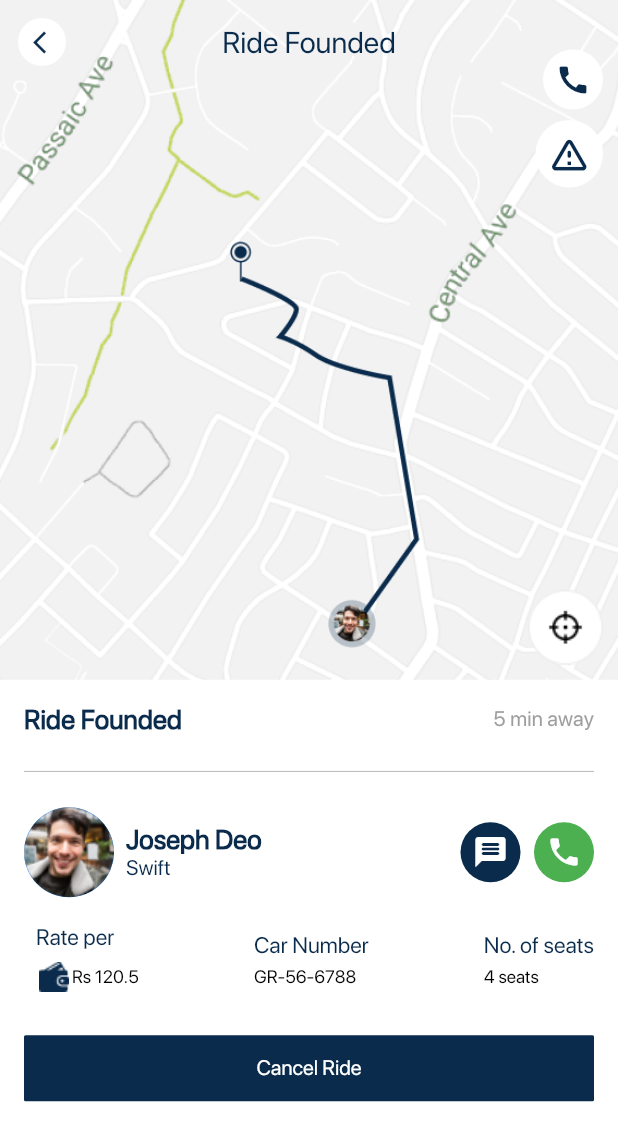
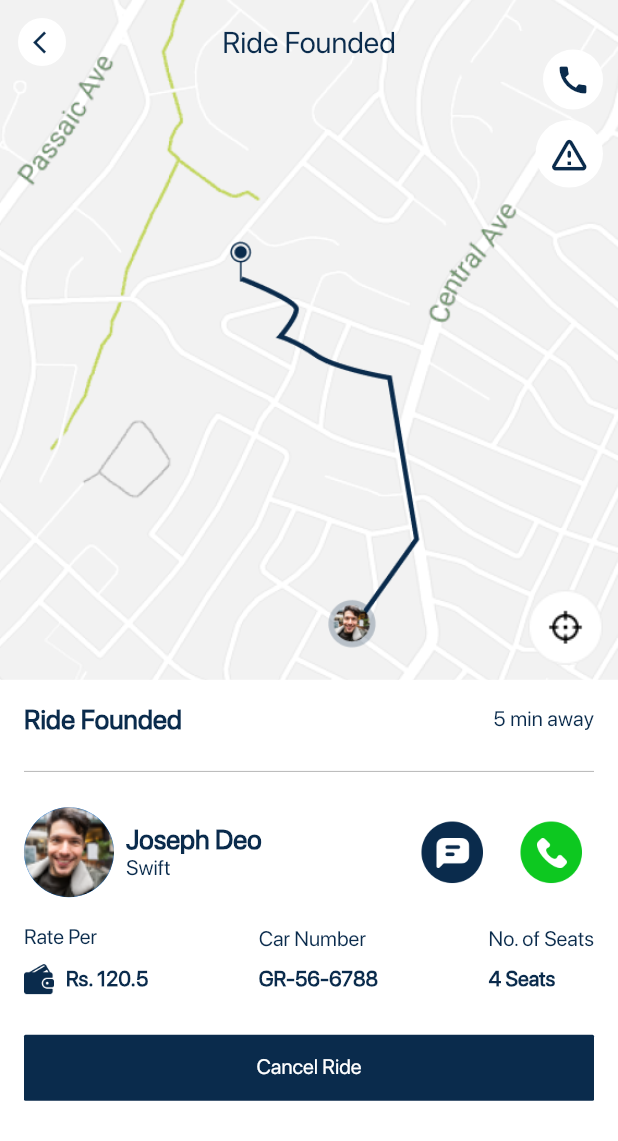
Before and after one commit to Rayarmohan/Taxi-Passinger-App, a Flutter app: the RideConfirmationPage screen opened by its route, after a tap on "Track Order", on a phone screen of 412 x 824 dp. Shown: the top 1141 px of the screen. Run offline on Flutter 3.47's test engine with Material 3 defaults, Android fonts, the phone set to English and light mode, and no system bars; our stand-ins replace dotted_border, flutter_rating_bar, flutter_screenutil, flutter_svg, get.

Commit message:
Bug fixed Ride Founded and Ride Confirmation

```diff
--- a/lib/features/ride/ride_confirmation.dart
+++ b/lib/features/ride/ride_confirmation.dart
@@ -1,9 +1,7 @@
 import 'package:flutter/material.dart';
 import 'package:flutter_screenutil/flutter_screenutil.dart';
 import 'package:get/get.dart';
-import 'package:get/get_core/src/get_main.dart';
 import 'package:taxi_passenger_app/features/Ride/ride_flow_static.dart';
-import 'package:taxi_passenger_app/features/ride/ride_founded.dart';
 import '../../utils/color/app_colors.dart';
 import '../../widgets/custom_app_bar.dart';
 import '../../widgets/custom_button.dart';
@@ -19,9 +17,9 @@ class RideConfirmationPage extends StatelessWidget {
         preferredSize: Size.fromHeight(80.0),
         child: Column(
           children: [
-            SizedBox(height: 20.0),
+            const SizedBox(height: 20.0),
             CustomAppBar(
-              title: Text(
+              title: const Text(
                 "",
               ),
               leading: const Padding(
@@ -65,18 +63,18 @@ class RideConfirmationPage extends StatelessWidget {
                         .textTheme
                         .headlineMedium!
                         .copyWith(height: 1.7, color: AppColors.primeryColor)),
-                SizedBox(
+                const SizedBox(
                   height: 15,
                 ),
                 Text("Your ride booked successfully,",
                     style: Theme.of(context)
                         .textTheme
-                        .titleSmall!
+                        .bodyMedium!
                         .copyWith(height: 1.7, color: AppColors.primeryColor)),
-                Text("You can check your booking on the Bookings.",
+                Text("You can check your booking on the \"Bookings\".",
                     style: Theme.of(context)
                         .textTheme
-                        .titleSmall!
+                        .bodyMedium!
                         .copyWith(height: 1.7, color: AppColors.primeryColor)),
                 const SizedBox(
                   height: 140,
@@ -94,7 +92,7 @@ class RideConfirmationPage extends StatelessWidget {
                 ),
                 InkWell(
                   onTap: () {
-                    Get.to(() => RideFlowStatic());
+                    Get.to(() => const RideFlowStatic());
                   },
                   child: Text(
                     "Track Order",
--- a/lib/features/ride/ride_founded.dart
+++ b/lib/features/ride/ride_founded.dart
@@ -1,12 +1,9 @@
 import 'package:flutter/material.dart';
 import 'package:flutter_screenutil/flutter_screenutil.dart';
 import 'package:get/get.dart';
-import 'package:get/get_core/src/get_main.dart';
 import 'package:taxi_passenger_app/features/chat/chat.dart';
-import 'package:taxi_passenger_app/features/ride/ride_founded2.dart';
 
 import '../../utils/color/app_colors.dart';
-import '../../widgets/custom_app_bar.dart';
 import '../../widgets/custom_button.dart';
 import '../../widgets/custom_images.dart';
 
@@ -127,7 +124,7 @@ class RideFounded extends StatelessWidget {
                               .textTheme
                               .titleSmall!
                               .copyWith(
-                                  color: Colors.grey,
+                                  color: AppColors.primeryColor,
                                   fontWeight: FontWeight.w300,
                                   fontSize: 14)),
                     ],
@@ -181,14 +178,10 @@ class RideFounded extends StatelessWidget {
                         },
                         child: Container(
                           padding: const EdgeInsets.all(8.0),
-                          decoration: const BoxDecoration(
-                            color: AppColors.primeryColor,
-                            shape: BoxShape.circle,
-                          ),
-                          child: const Icon(
-                            Icons.message_rounded,
-                            color: Colors.white,
-                            size: 24,
+                          child: const CustomPngImage(
+                            imageName: "assets/images/circular_message.png",
+                            height: 41,
+                            width: 41,
                           ),
                         ),
                       ),
@@ -197,14 +190,10 @@ class RideFounded extends StatelessWidget {
                       ),
                       Container(
                         padding: const EdgeInsets.all(8.0),
-                        decoration: const BoxDecoration(
-                          color: Colors.green,
-                          shape: BoxShape.circle,
-                        ),
-                        child: const Icon(
-                          Icons.phone,
-                          color: Colors.white,
-                          size: 24,
+                        child: const CustomPngImage(
+                          imageName: "assets/images/circular_phone.png",
+                          height: 41,
+                          width: 41,
                         ),
                       ),
                     ],
@@ -213,43 +202,41 @@ class RideFounded extends StatelessWidget {
                   Row(
                     mainAxisAlignment: MainAxisAlignment.spaceBetween,
                     children: [
-                      Row(
-                        children: [
-                          const SizedBox(width: 8),
                       Column(
                         crossAxisAlignment: CrossAxisAlignment.start,
                         children: [
-                              Text("Rate per",
+                          Text("Rate Per",
                               style: Theme.of(context)
                                   .textTheme
-                                      .bodyMedium!
+                                  .bodySmall!
                                   .copyWith(
                                       color: AppColors.primeryColor,
-                                        fontSize: 15,
-                                      )),
-                              const SizedBox(
-                                height: 5,
+                                      fontSize: 14.0,
+                                      fontWeight: FontWeight.w400)),
+                          SizedBox(
+                            height: 8.h,
                           ),
                           Row(
                             children: [
-                                  Image.asset(
-                                    'assets/images/walletnew.png', // Replace with your actual image path
-                                    width:
-                                        24, // Set the width to fit your design
-                                    height:
-                                        24, // Set the height to fit your design
-                                    color: AppColors
-                                        .primeryColor, // Optional: Apply a color filter if needed
+                              const CustomPngImage(
+                                imageName: "assets/images/wallet.png",
+                                height: 20,
+                                width: 20,
+                                boxFit: BoxFit.contain,
                               ),
-                                  Text("Rs 120.5",
+                              const SizedBox(
+                                width: 8,
+                              ),
+                              Text(
+                                "Rs. 120.5",
                                 style: Theme.of(context)
                                     .textTheme
-                                          .bodyMedium!
+                                    .labelMedium!
                                     .copyWith(
-                                              color: Colors.black,
-                                              fontSize: 12)),
-                                ],
-                              ),
+                                        fontSize: 14,
+                                        fontWeight: FontWeight.w600,
+                                        color: AppColors.primeryColor),
+                              )
                             ],
                           ),
                         ],
@@ -260,40 +247,52 @@ class RideFounded extends StatelessWidget {
                           Text("Car Number",
                               style: Theme.of(context)
                                   .textTheme
-                                  .bodyMedium!
+                                  .bodySmall!
                                   .copyWith(
                                       color: AppColors.primeryColor,
-                                      fontSize: 15)),
-                          const SizedBox(
-                            height: 5,
+                                      fontSize: 14.0,
+                                      fontWeight: FontWeight.w400)),
+                          SizedBox(
+                            height: 8.h,
                           ),
-                          Text("GR-56-6788",
+                          Text(
+                            "GR-56-6788",
                             style: Theme.of(context)
                                 .textTheme
-                                  .bodyMedium!
-                                  .copyWith(color: Colors.black, fontSize: 12)),
+                                .labelMedium!
+                                .copyWith(
+                                    fontSize: 14,
+                                    fontWeight: FontWeight.w600,
+                                    color: AppColors.primeryColor),
+                          ),
                         ],
                       ),
                       Column(
                         crossAxisAlignment: CrossAxisAlignment.start,
                         children: [
-                          Text("No. of seats",
+                          Text("No. of Seats",
                               style: Theme.of(context)
                                   .textTheme
-                                  .bodyMedium!
+                                  .bodySmall!
                                   .copyWith(
                                       color: AppColors.primeryColor,
-                                      fontSize: 15)),
-                          const SizedBox(
-                            height: 5,
+                                      fontSize: 14.0,
+                                      fontWeight: FontWeight.w400)),
+                          SizedBox(
+                            height: 8.h,
                           ),
-                          Text("4 seats",
+                          Text(
+                            "4 Seats",
                             style: Theme.of(context)
                                 .textTheme
-                                  .bodyMedium!
-                                  .copyWith(color: Colors.black, fontSize: 12)),
+                                .labelMedium!
+                                .copyWith(
+                                    fontSize: 14,
+                                    fontWeight: FontWeight.w600,
+                                    color: AppColors.primeryColor),
+                          ),
                         ],
-                      ),
+                      )
                     ],
                   ),
                   const SizedBox(height: 25),
--- a/lib/main.dart
+++ b/lib/main.dart
@@ -11,6 +11,8 @@ import 'package:taxi_passenger_app/features/manage_address/manage_address_screen
 import 'package:taxi_passenger_app/features/navigateyour_ride/naviagate_your_ride_screen.dart';
 import 'package:taxi_passenger_app/features/navigation/navigation_screen.dart';
 import 'package:taxi_passenger_app/features/rate_driver/rate_driver_screen.dart';
+import 'package:taxi_passenger_app/features/ride/ride_confirmation.dart';
+import 'package:taxi_passenger_app/features/ride/ride_founded.dart';
 import 'package:taxi_passenger_app/features/sos/sos_screen.dart';
 import 'package:taxi_passenger_app/features/verify_code/verify_code_screen.dart';
 
@@ -39,6 +41,8 @@ class MyApp extends StatelessWidget {
         debugShowCheckedModeBanner: false,
         title: 'Taxi_passenger_app',
         initialRoute: '/',
+
+
         getPages: appRoutes(),
       ),
     );
```
Lines whose indentation alone changed are shown as unchanged.
